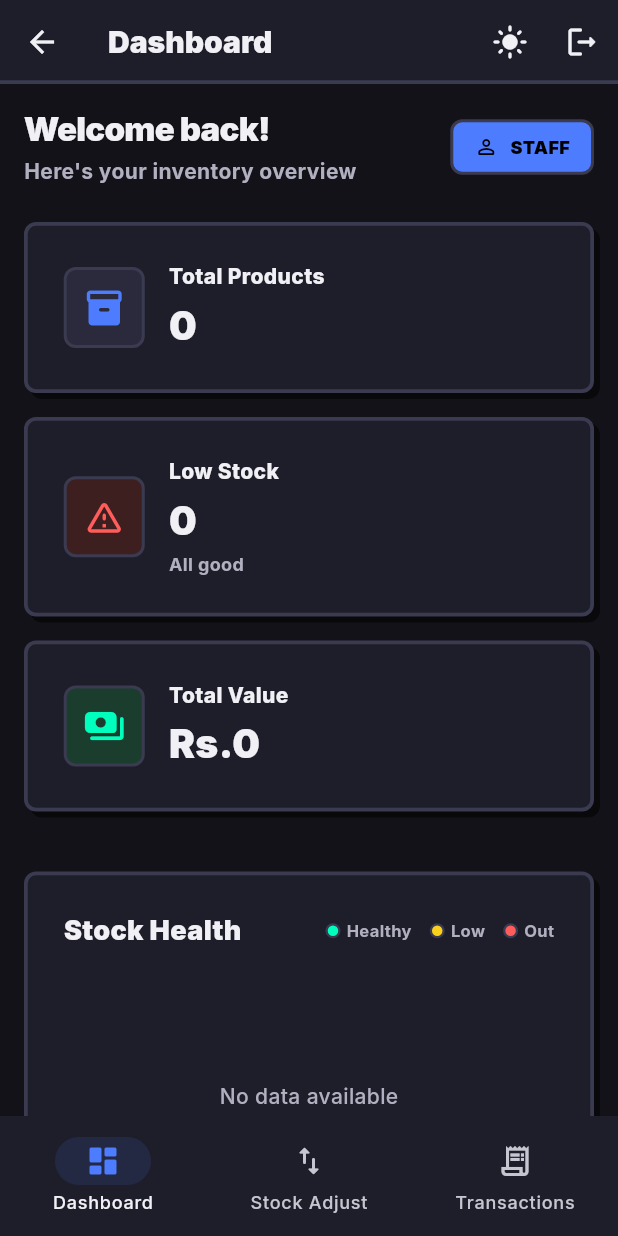
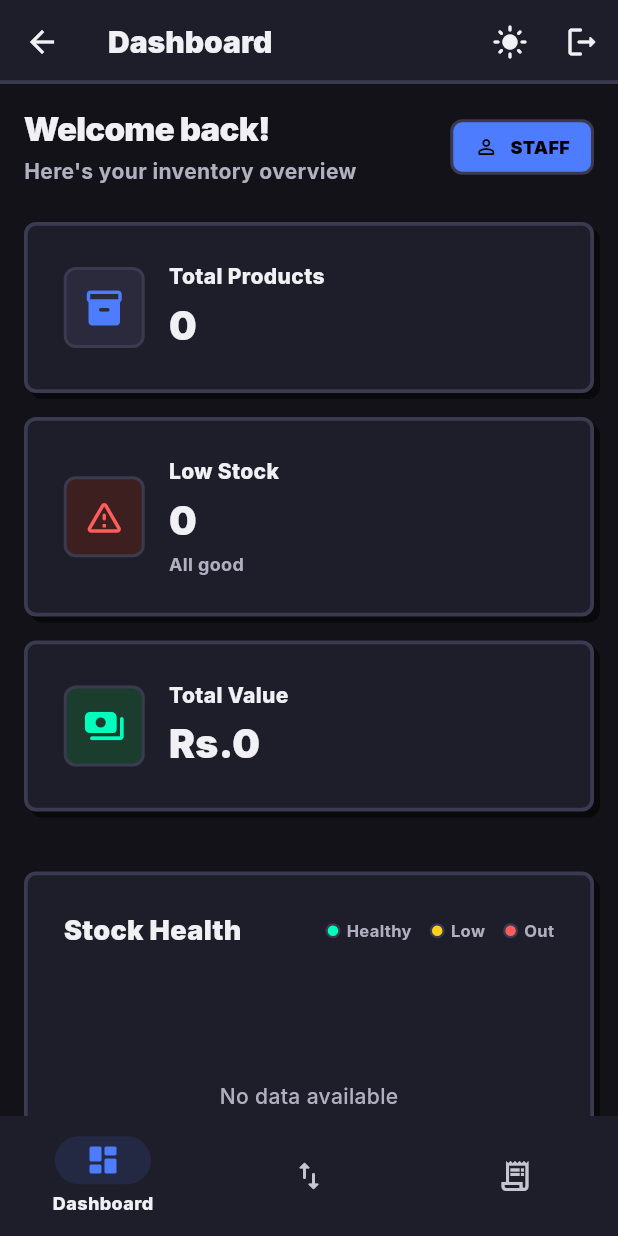
Before and after one commit to anasahmed67/Inventory-Management-System-in-Flutter, a Flutter app: the DashboardScreen screen opened directly, after a tap on the "dark mode" icon, on a phone screen of 412 x 824 dp. Run offline on Flutter 3.47's test engine with Material 3 defaults, Android fonts, the phone set to English and light mode, and no system bars; our stand-ins replace csv, fl_chart, google_fonts; missing offline and left inert: dart:html, mobile_scanner; network calls fail.

```diff
--- a/inventory_system/frontend/lib/screens/dashboard_screen.dart
+++ b/inventory_system/frontend/lib/screens/dashboard_screen.dart
@@ -435,6 +435,7 @@ class _DashboardScreenState extends State<DashboardScreen> {
       selectedIndex: _selectedIndex,
       onDestinationSelected: (i) => setState(() => _selectedIndex = i),
       indicatorColor: AppTheme.primary.withAlpha(30),
+      labelBehavior: NavigationDestinationLabelBehavior.onlyShowSelected,
       destinations: items
           .map(
             (item) => NavigationDestination(
--- a/inventory_system/frontend/lib/theme/app_theme.dart
+++ b/inventory_system/frontend/lib/theme/app_theme.dart
@@ -337,6 +337,27 @@ class AppTheme {
           side: const BorderSide(color: Colors.black, width: 1.5),
         ),
       ),
+
+      // NavigationBar
+      navigationBarTheme: NavigationBarThemeData(
+        backgroundColor: surface,
+        indicatorColor: primary.withAlpha(50),
+        labelBehavior: NavigationDestinationLabelBehavior.onlyShowSelected,
+        labelTextStyle: WidgetStateProperty.resolveWith((states) {
+          if (states.contains(WidgetState.selected)) {
+            return GoogleFonts.inter(
+              fontSize: 12,
+              fontWeight: FontWeight.w800,
+              color: textPrimary,
+            );
+          }
+          return GoogleFonts.inter(
+            fontSize: 12,
+            fontWeight: FontWeight.w500,
+            color: textSecondary,
+          );
+        }),
+      ),
     );
   }
 
@@ -494,10 +515,25 @@ class AppTheme {
         ),
       ),
 
-      // NavigationBar (for bottom nav in dark mode)
+      // NavigationBar
       navigationBarTheme: NavigationBarThemeData(
         backgroundColor: darkSurface,
-        indicatorColor: primary.withValues(alpha: 0.2),
+        indicatorColor: primary.withAlpha(50),
+        labelBehavior: NavigationDestinationLabelBehavior.onlyShowSelected,
+        labelTextStyle: WidgetStateProperty.resolveWith((states) {
+          if (states.contains(WidgetState.selected)) {
+            return GoogleFonts.inter(
+              fontSize: 12,
+              fontWeight: FontWeight.w800,
+              color: darkTextPrimary,
+            );
+          }
+          return GoogleFonts.inter(
+            fontSize: 12,
+            fontWeight: FontWeight.w500,
+            color: darkTextSecondary,
+          );
+        }),
       ),
     );
   }
```
Also changed, not shown: inventory_system/frontend/pubspec.yaml (+8 -0 lines), inventory_system/frontend/assets/logo/stockify_icon.png (added), inventory_system/frontend/pubspec.lock, 30 other files.
